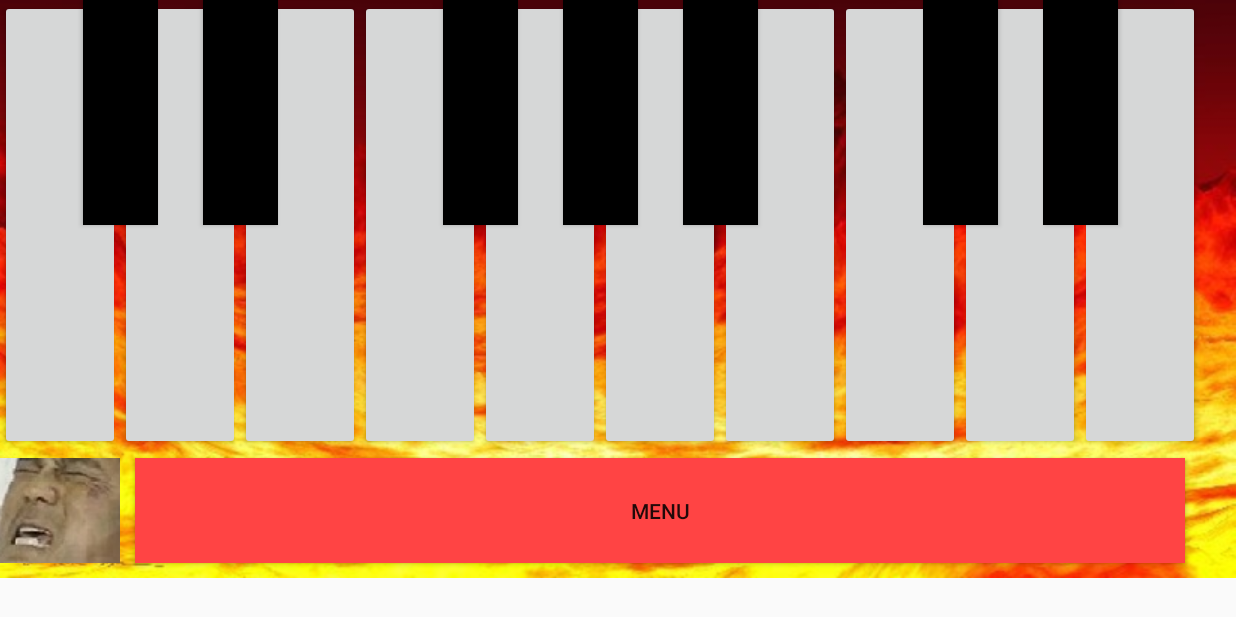
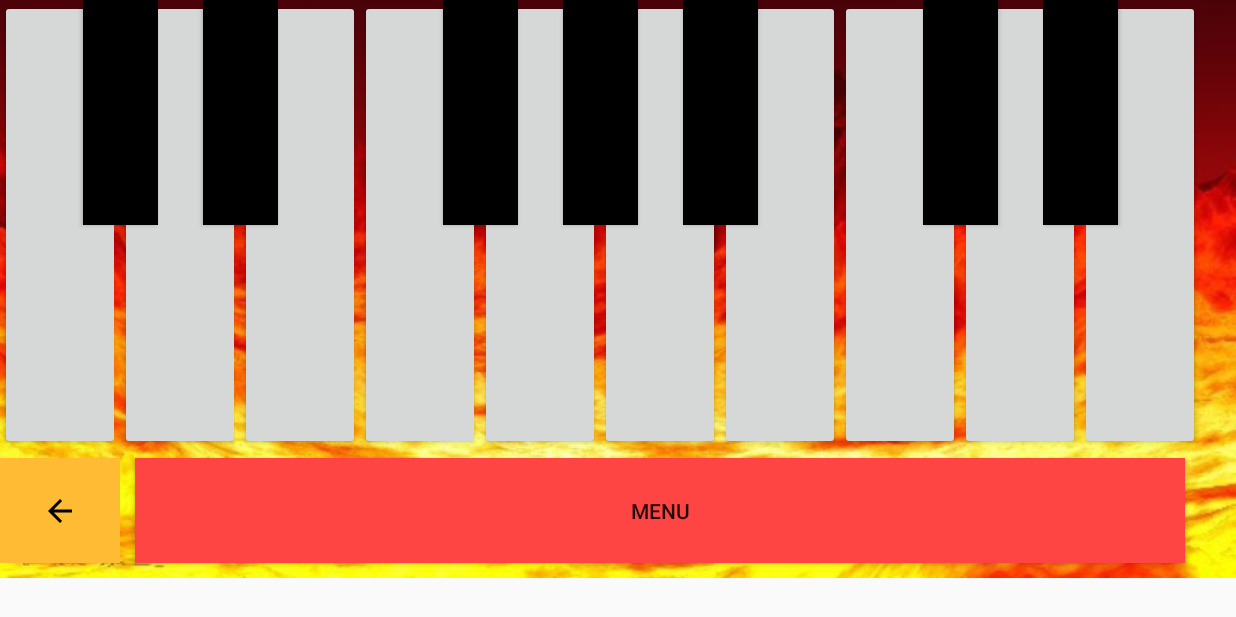
Before and after one commit to bedcoding/HellPiano, an Android app: the MainActivity screen opened directly, with no data from a screen before it, on a phone screen of 824 x 412 dp (held sideways). Run offline under Robolectric (Android 15) with nearby library versions, the light colour scheme and no system bars.

Commit message:
인도 디자이너가 준 로고로 디자인 전면수정

```diff
--- /dev/null
+++ b/app/src/main/res/drawable/ic_arrow_back_black_24dp.xml
@@ -0,0 +1,9 @@
+<vector xmlns:android="http://schemas.android.com/apk/res/android"
+        android:width="24dp"
+        android:height="24dp"
+        android:viewportWidth="24.0"
+        android:viewportHeight="24.0">
+    <path
+        android:fillColor="#FF000000"
+        android:pathData="M20,11H7.83l5.59,-5.59L12,4l-8,8 8,8 1.41,-1.41L7.83,13H20v-2z"/>
+</vector>
--- a/app/src/main/res/layout/activity_main.xml
+++ b/app/src/main/res/layout/activity_main.xml
@@ -135,6 +135,7 @@
                     android:background="@android:color/background_dark" />
 
             <ImageButton
+                android:src="@drawable/ic_arrow_back_black_24dp"
                 android:id="@+id/button1"
                 android:layout_width="80dp"
                 android:layout_height="70dp"
@@ -142,8 +143,7 @@
                 android:layout_weight="1"
                 android:background="@android:color/holo_orange_light"
                 android:gravity="center"
-                android:text="메인"
-                android:src="@drawable/goza" />
+                android:text="메인" />
 
 
             <Button
```
Also changed, not shown: app/src/main/java/com/example/ggavi/newpii/SubActivity.java (+15 -0 lines), app/src/main/res/layout/activity_sub.xml (+15 -12 lines), app/src/main/res/drawable/go_hell.png (added), app/src/main/res/drawable/goza.jpg (deleted), app/src/main/res/drawable/goza.png (added), app/src/main/res/drawable/hell_logo.png.
